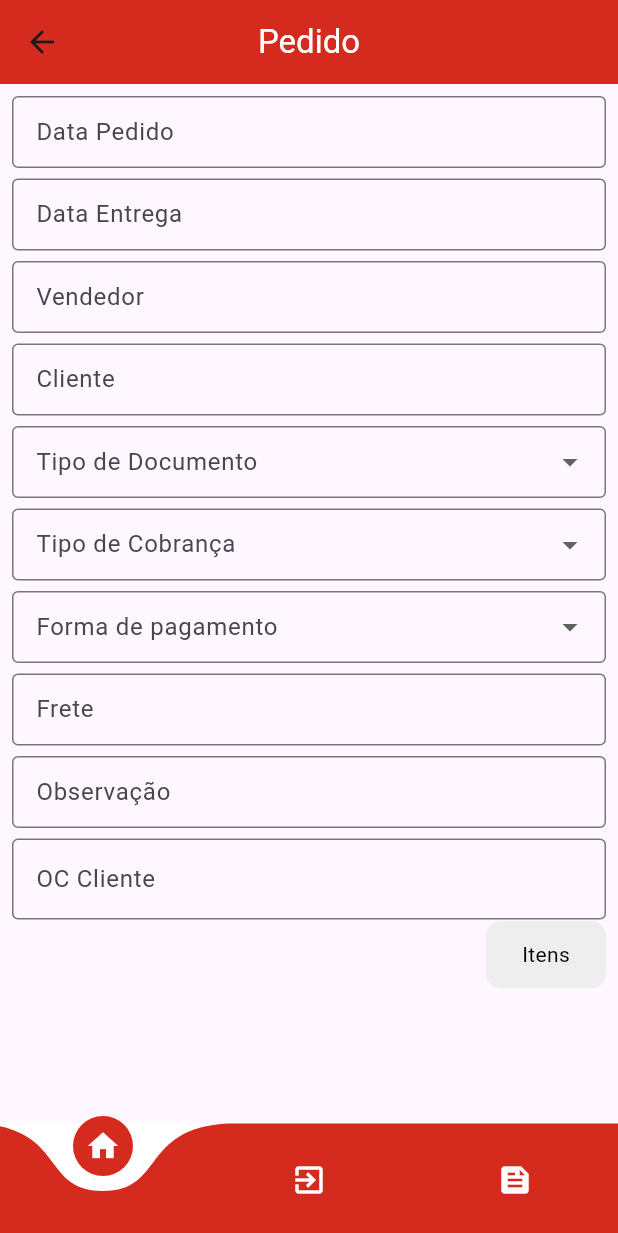
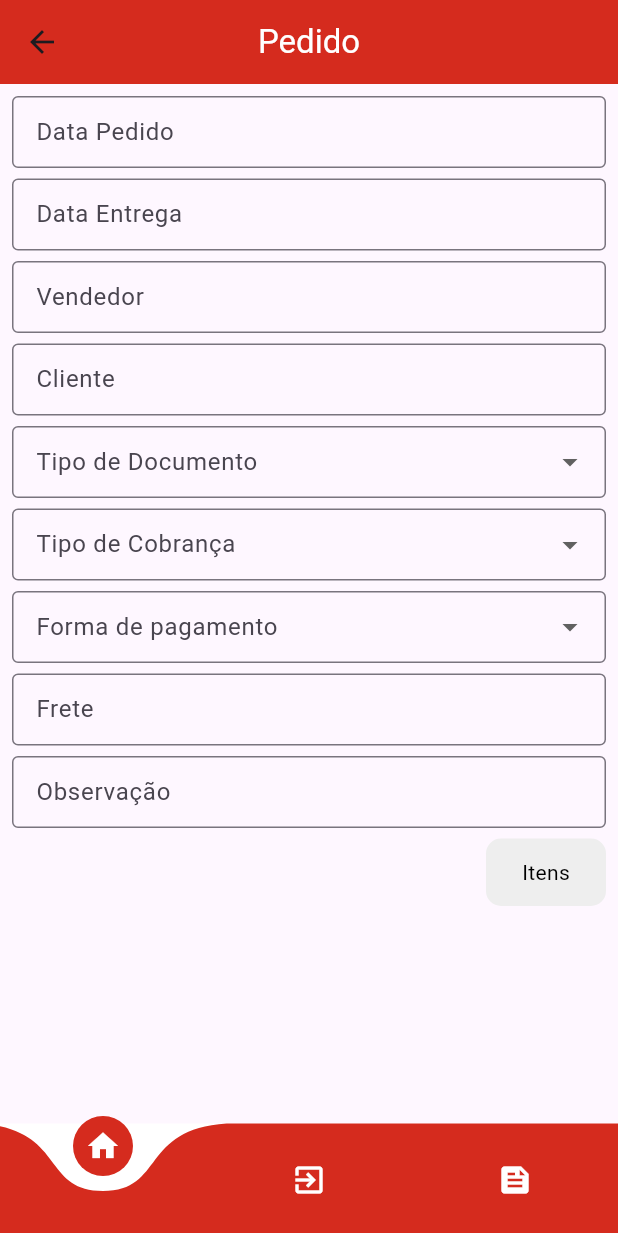
Before and after one commit to kelidss/StikVendas, a Flutter app: the PedidoPage screen opened directly, on a phone screen of 412 x 824 dp. Shown: the top 1233 px of the screen. Run offline on Flutter 3.47's test engine with Material 3 defaults, Android fonts, the phone set to English and light mode, and no system bars; drawn by our look-alikes of curved_navigation_bar; our stand-ins replace awesome_dialog, carousel_slider, mask_text_input_formatter, percent_indicator.

Commit message:
ajuste, precisa: salvar drop

```diff
--- a/lib/Views/PedidoPage.dart
+++ b/lib/Views/PedidoPage.dart
@@ -1,4 +1,5 @@
 import 'package:flutter/material.dart';
+import 'package:flutter/services.dart';
 import 'package:mask_text_input_formatter/mask_text_input_formatter.dart';
 import 'package:awesome_dialog/awesome_dialog.dart';
 import 'package:curved_navigation_bar/curved_navigation_bar.dart';
@@ -6,6 +7,7 @@ import 'package:curved_navigation_bar/curved_navigation_bar.dart';
 import 'package:stik_vendas/Controllers/Controller_Pedido.dart';
 import 'package:stik_vendas/Views/FeedsPage.dart';
 import 'package:stik_vendas/Views/LoginPage.dart';
+import 'package:flutter/src/services/text_formatter.dart';
 
 class PedidoPage extends StatefulWidget {
   const PedidoPage({Key? key}) : super(key: key);
@@ -392,17 +394,7 @@ class _PedidoPageState extends State<PedidoPage> {
                     floatingLabelBehavior: FloatingLabelBehavior.auto,
                   ),
                 ),
-                const SizedBox(height: 55),
-                TextFormField(
-                  controller: OcClienteController,
-                  decoration: const InputDecoration(
-                    labelText: 'OC Cliente',
-                    border: OutlineInputBorder(),
-                    contentPadding: EdgeInsets.fromLTRB(12, 20, 12, 10),
-                    isDense: true,
-                    floatingLabelBehavior: FloatingLabelBehavior.auto,
-                  ),
-                ),
+
                 const SizedBox(height: 55),
                 Expanded(
                   child: Row(
@@ -445,7 +437,7 @@ class _PedidoPageState extends State<PedidoPage> {
             Wrap(
               children: [
                 const SizedBox(
-                  height: 60,
+                  height: 55,
                 ),
                 DropdownButtonFormField<String>(
                   value: _selectedArtigo,
@@ -496,7 +488,7 @@ class _PedidoPageState extends State<PedidoPage> {
                     floatingLabelBehavior: FloatingLabelBehavior.auto,
                   ),
                 ),
-                const SizedBox(height: 60),
+                const SizedBox(height: 55),
                 TextFormField(
                   controller: UndController,
                   decoration: const InputDecoration(
@@ -506,7 +498,7 @@ class _PedidoPageState extends State<PedidoPage> {
                     floatingLabelBehavior: FloatingLabelBehavior.auto,
                   ),
                 ),
-                const SizedBox(height: 60),
+                const SizedBox(height: 55),
                 TextFormField(
                   controller: QtdController,
                   decoration: const InputDecoration(
@@ -515,19 +507,37 @@ class _PedidoPageState extends State<PedidoPage> {
                     isDense: true,
                     floatingLabelBehavior: FloatingLabelBehavior.auto,
                   ),
+                   keyboardType: TextInputType.number,
                 ),
-                const SizedBox(height: 60),
+                const SizedBox(height: 55),
                 TextFormField(
-                  controller: VrBaseController,
+                  controller: OcClienteController,
                   decoration: const InputDecoration(
-                    hintText: '0,0',
-                    labelText: 'Valor Base',
+                    labelText: 'OC Cliente',
                     border: OutlineInputBorder(),
+                    contentPadding: EdgeInsets.fromLTRB(12, 20, 12, 10),
                     isDense: true,
                     floatingLabelBehavior: FloatingLabelBehavior.auto,
                   ),
                 ),
-                const SizedBox(height: 60),
+                const SizedBox(height: 55),
+                TextFormField(
+                    controller: VrBaseController,
+                    decoration: const InputDecoration(
+                      hintText: '0,0',
+                      labelText: 'Valor Base',
+                      border: OutlineInputBorder(),
+                      isDense: true,
+                      floatingLabelBehavior: FloatingLabelBehavior.auto,
+                    ),
+                    keyboardType: const TextInputType.numberWithOptions(decimal: true),
+                  //  inputFormatters:[
+                     // FilteringTextInputFormatter.allow(RegExp(r'^d\+\\.?\d{0,1}'))
+                   // ],
+
+                  //    MaskTextInputFormatter(mask: '#,###0.00')],
+                    ),
+                const SizedBox(height: 55),
                 TextFormField(
                   controller: PrEfetivoController,
                   decoration: const InputDecoration(
@@ -537,9 +547,10 @@ class _PedidoPageState extends State<PedidoPage> {
                     isDense: true,
                     floatingLabelBehavior: FloatingLabelBehavior.auto,
                   ),
-                  keyboardType: TextInputType.datetime,
+                  inputFormatters: [MaskTextInputFormatter(mask: '#,###0.00')],
+                  keyboardType: TextInputType.number,
                 ),
-                const SizedBox(height: 60),
+                const SizedBox(height: 55),
                 TextFormField(
                   controller: VrBrutoController,
                   decoration: const InputDecoration(
@@ -549,9 +560,10 @@ class _PedidoPageState extends State<PedidoPage> {
                     isDense: true,
                     floatingLabelBehavior: FloatingLabelBehavior.auto,
                   ),
+                  inputFormatters: [MaskTextInputFormatter(mask: '#,###0.00')],
                   keyboardType: TextInputType.datetime,
                 ),
-                const SizedBox(height: 60),
+                const SizedBox(height: 55),
                 Expanded(
                   child: Row(
                     mainAxisAlignment: MainAxisAlignment.end,
@@ -563,7 +575,7 @@ class _PedidoPageState extends State<PedidoPage> {
                               curve: Curves.easeInOut);
                         },
                         child: Container(
-                          width: 150,
+                          width: 100,
                           height: 50,
                           decoration: BoxDecoration(
                             color: Colors.grey[200],
@@ -579,12 +591,16 @@ class _PedidoPageState extends State<PedidoPage> {
                           ),
                         ),
                       ),
+                      const SizedBox(
+                        height: 55,
+                        width: 30,
+                      ),
                       InkWell(
                         onTap: () {
                           _avancarParaProximaPagina2();
                         },
                         child: Container(
-                          width: 150,
+                          width: 100,
                           height: 50,
                           decoration: BoxDecoration(
                             color: Colors.grey[200],
```
